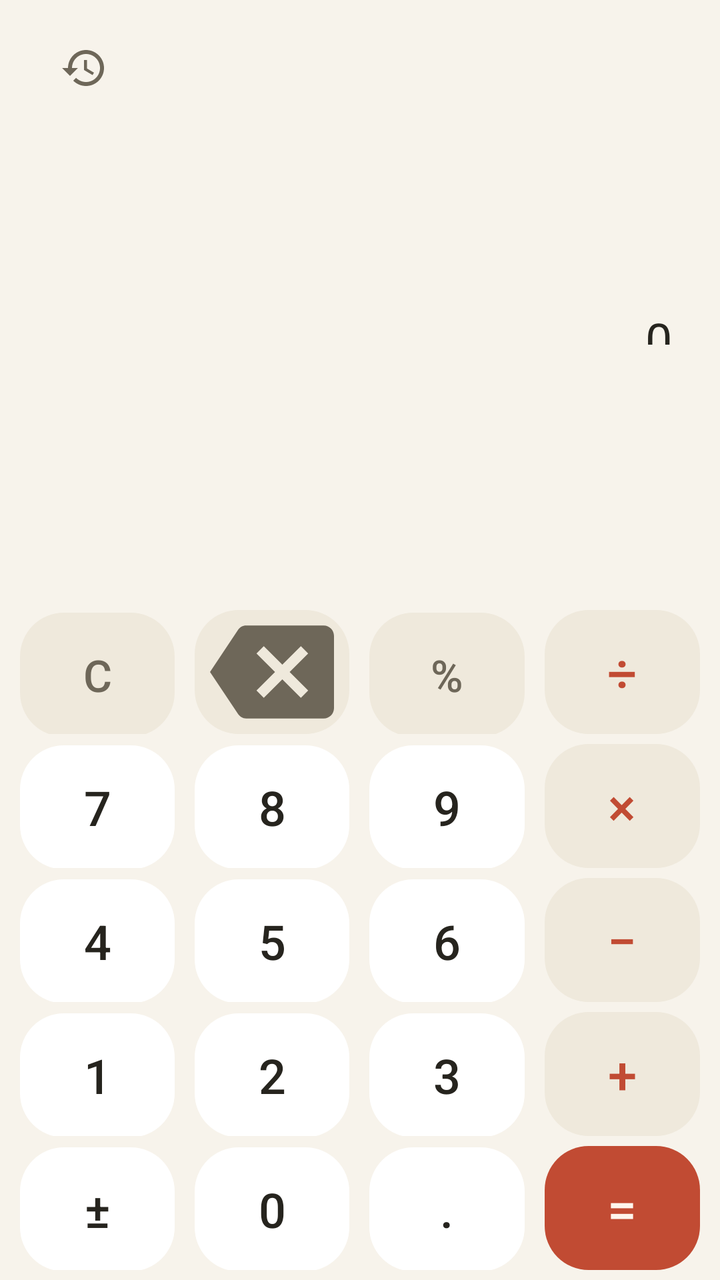
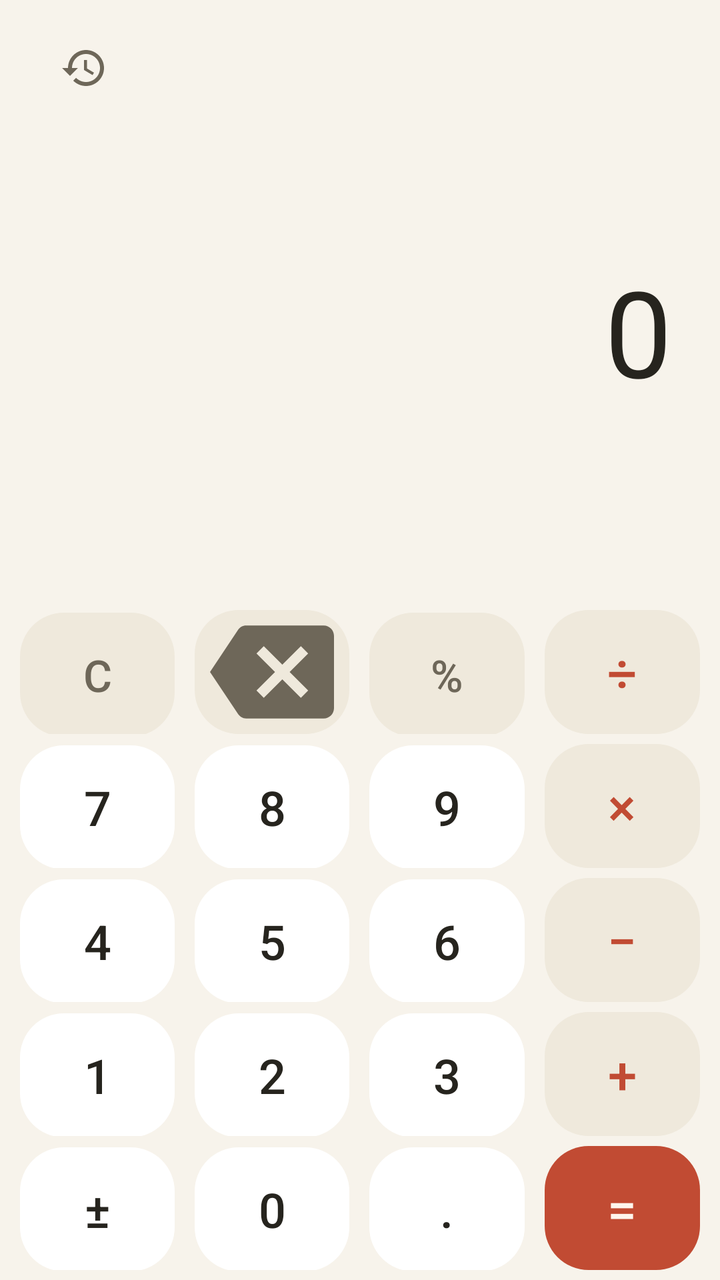

Before-and-after screenshots of an Android layout around one commit, followed by the original layout XML and the change that was made.
<!-- AndroidManifest.xml: application theme Theme.Qingsuan -->
<!-- res/layout/activity_main.xml -->
<?xml version="1.0" encoding="utf-8"?>
<LinearLayout xmlns:android="http://schemas.android.com/apk/res/android"
    xmlns:tools="http://schemas.android.com/tools"
    android:id="@+id/root"
    android:layout_width="match_parent"
    android:layout_height="match_parent"
    android:orientation="vertical">

    <FrameLayout
        android:layout_width="match_parent"
        android:layout_height="0dp"
        android:layout_weight="1">

        <ImageButton
            android:id="@+id/btnHistory"
            android:layout_width="44dp"
            android:layout_height="44dp"
            android:layout_gravity="start|top"
            android:layout_marginStart="20dp"
            android:layout_marginTop="12dp"
            android:background="?attr/selectableItemBackgroundBorderless"
            android:contentDescription="@string/history"
            android:src="@drawable/ic_history"
            android:tint="@color/history_tint" />

        <LinearLayout
            android:layout_width="match_parent"
            android:layout_height="wrap_content"
            android:layout_gravity="center_vertical"
            android:orientation="vertical"
            android:paddingHorizontal="24dp">

            <TextView
                android:id="@+id/txtExpr"
                android:layout_width="match_parent"
                android:layout_height="wrap_content"
                android:ellipsize="start"
                android:gravity="end"
                android:maxLines="1"
                android:textColor="@color/ink_soft"
                android:textSize="16sp" />

            <TextView
                android:id="@+id/txtMain"
                android:layout_width="match_parent"
                android:layout_height="wrap_content"
                android:layout_marginTop="4dp"
                android:ellipsize="start"
                android:gravity="end"
                android:autoSizeTextType="uniform"
                android:autoSizeMinTextSize="24sp"
                android:autoSizeMaxTextSize="52sp"
                android:autoSizeStepGranularity="2sp"
                android:maxLines="1"
                android:text="@string/zero"
                android:textColor="@color/ink" />
        </LinearLayout>
    </FrameLayout>

    <LinearLayout
        android:layout_width="match_parent"
        android:layout_height="wrap_content"
        android:orientation="vertical"
        android:paddingBottom="@dimen/key_gap">

        <LinearLayout style="@style/KeyRow">
            <Button android:id="@+id/btnClear" style="@style/Key.Fn" android:text="@string/key_clear" />
            <ImageButton
                android:id="@+id/btnBackspace"
                style="@style/Key.Fn"
                android:contentDescription="@string/backspace"
                android:scaleType="fitCenter"
                android:src="@drawable/ic_backspace"
                tools:ignore="UseAppTint" />
            <Button android:id="@+id/btnPercent" style="@style/Key.Fn" android:text="@string/key_percent" />
            <Button android:id="@+id/btnDivide" style="@style/Key.Op" android:text="@string/key_divide" />
        </LinearLayout>

        <LinearLayout style="@style/KeyRow">
            <Button android:id="@+id/btn7" style="@style/Key" android:text="@string/key_7" />
            <Button android:id="@+id/btn8" style="@style/Key" android:text="@string/key_8" />
            <Button android:id="@+id/btn9" style="@style/Key" android:text="@string/key_9" />
            <Button android:id="@+id/btnMultiply" style="@style/Key.Op" android:text="@string/key_multiply" />
        </LinearLayout>

        <LinearLayout style="@style/KeyRow">
            <Button android:id="@+id/btn4" style="@style/Key" android:text="@string/key_4" />
            <Button android:id="@+id/btn5" style="@style/Key" android:text="@string/key_5" />
            <Button android:id="@+id/btn6" style="@style/Key" android:text="@string/key_6" />
            <Button android:id="@+id/btnMinus" style="@style/Key.Op" android:text="@string/key_minus" />
        </LinearLayout>

        <LinearLayout style="@style/KeyRow">
            <Button android:id="@+id/btn1" style="@style/Key" android:text="@string/key_1" />
            <Button android:id="@+id/btn2" style="@style/Key" android:text="@string/key_2" />
            <Button android:id="@+id/btn3" style="@style/Key" android:text="@string/key_3" />
            <Button android:id="@+id/btnPlus" style="@style/Key.Op" android:text="@string/key_plus" />
        </LinearLayout>

        <LinearLayout style="@style/KeyRow">
            <Button android:id="@+id/btnToggleSign" style="@style/Key" android:text="@string/key_toggle_sign" />
            <Button android:id="@+id/btn0" style="@style/Key" android:text="@string/key_0" />
            <Button android:id="@+id/btnDot" style="@style/Key" android:text="@string/key_dot" />
            <Button android:id="@+id/btnEquals" style="@style/Key.Eq" android:text="@string/key_equals" />
        </LinearLayout>
    </LinearLayout>

</LinearLayout>
<!-- resources referenced by this layout -->
<resources>
  <color name="history_tint">#6E6759</color>
  <color name="ink">#26241E</color>
  <color name="ink_soft">#8F897C</color>
  <dimen name="key_gap">5dp</dimen>
  <string name="backspace">退格</string>
  <string name="history">历史记录</string>
  <string name="key_0">0</string>
  <string name="key_1">1</string>
  <string name="key_2">2</string>
  <string name="key_3">3</string>
  <string name="key_4">4</string>
  <string name="key_5">5</string>
  <string name="key_6">6</string>
  <string name="key_7">7</string>
  <string name="key_8">8</string>
  <string name="key_9">9</string>
  <string name="key_clear">C</string>
  <string name="key_divide">÷</string>
  <string name="key_dot">.</string>
  <string name="key_equals">=</string>
  <string name="key_minus">−</string>
  <string name="key_multiply">×</string>
  <string name="key_percent">%</string>
  <string name="key_plus">+</string>
  <string name="key_toggle_sign">±</string>
  <string name="zero">0</string>
  <style name="Key.Eq">
          <item name="android:background">@drawable/key_bg_eq</item>
          <item name="android:textColor">@color/key_eq_text</item>
          <item name="android:textSize">26sp</item>
      </style>
  <style name="Key.Fn">
          <item name="android:background">@drawable/key_bg_fn</item>
          <item name="android:textColor">@color/key_fn_text</item>
          <item name="android:textSize">22sp</item>
          <item name="android:padding">0dp</item>
      </style>
  <style name="Key.Op">
          <item name="android:background">@drawable/key_bg_op</item>
          <item name="android:textColor">@color/key_op_text</item>
          <item name="android:textSize">26sp</item>
      </style>
  <style name="KeyRow">
          <item name="android:layout_width">match_parent</item>
          <item name="android:layout_height">wrap_content</item>
          <item name="android:layout_marginTop">@dimen/key_gap</item>
          <item name="android:layout_marginHorizontal">@dimen/key_gap</item>
          <item name="android:orientation">horizontal</item>
      </style>
  <color name="key_fn_text">#6E6759</color>
  <dimen name="key_height">62dp</dimen>
  <!-- drawable key_bg_digit (drawable) -->
  <?xml version="1.0" encoding="utf-8"?>
  <ripple xmlns:android="http://schemas.android.com/apk/res/android"
      android:color="#33000000">
      <item>
          <shape android:shape="rectangle">
              <corners android:radius="22dp" />
              <solid android:color="@color/key_bg" />
          </shape>
      </item>
  </ripple>
  <!-- drawable key_bg_eq (drawable) -->
  <?xml version="1.0" encoding="utf-8"?>
  <ripple xmlns:android="http://schemas.android.com/apk/res/android"
      android:color="#33FFFFFF">
      <item>
          <shape android:shape="rectangle">
              <corners android:radius="22dp" />
              <solid android:color="@color/key_eq_bg" />
          </shape>
      </item>
  </ripple>
  <color name="key_eq_text">#FFF6EE</color>
  <!-- drawable key_bg_fn (drawable) -->
  <?xml version="1.0" encoding="utf-8"?>
  <ripple xmlns:android="http://schemas.android.com/apk/res/android"
      android:color="#33000000">
      <item>
          <shape android:shape="rectangle">
              <corners android:radius="22dp" />
              <solid android:color="@color/key_fn_bg" />
          </shape>
      </item>
  </ripple>
  <!-- drawable key_bg_op (drawable) -->
  <?xml version="1.0" encoding="utf-8"?>
  <ripple xmlns:android="http://schemas.android.com/apk/res/android"
      android:color="#33000000">
      <item>
          <shape android:shape="rectangle">
              <corners android:radius="22dp" />
              <solid android:color="@color/key_fn_bg" />
          </shape>
      </item>
  </ripple>
  <color name="key_op_text">#C14B33</color>
  <color name="paper">#F7F3EB</color>
  <color name="sheet_bg">#FCF9F2</color>
  <color name="key_bg">#FFFFFF</color>
  <color name="key_eq_bg">#C14B33</color>
  <color name="key_fn_bg">#EFE9DC</color>
  <!-- unchanged entries left out for length: 4 -->
</resources>

<!-- the commit's change to res/layout/activity_main.xml (unified diff, before → after) -->
@@ -38,18 +38,19 @@
                 android:gravity="end"
                 android:maxLines="1"
                 android:textColor="@color/ink_soft"
-                android:textSize="16sp" />
+                android:textSize="20sp" />
 
+            
             <TextView
                 android:id="@+id/txtMain"
                 android:layout_width="match_parent"
-                android:layout_height="wrap_content"
+                android:layout_height="104dp"
                 android:layout_marginTop="4dp"
                 android:ellipsize="start"
-                android:gravity="end"
+                android:gravity="end|center_vertical"
                 android:autoSizeTextType="uniform"
-                android:autoSizeMinTextSize="24sp"
-                android:autoSizeMaxTextSize="52sp"
+                android:autoSizeMinTextSize="28sp"
+                android:autoSizeMaxTextSize="60sp"
                 android:autoSizeStepGranularity="2sp"
                 android:maxLines="1"
                 android:text="@string/zero"
